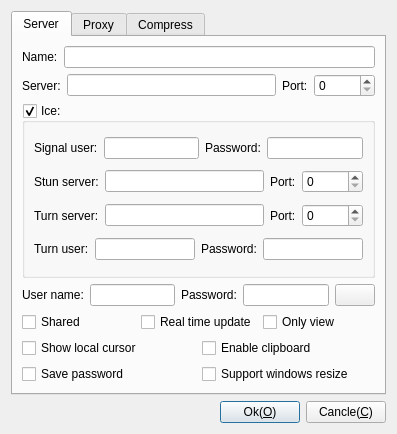
This is Plugins/TigerVnc/Viewer/DlgSettingsTigerVnc.ui in KangLin/RabbitRemoteControl as Qt 5 draws it before an edit. The edited form follows.
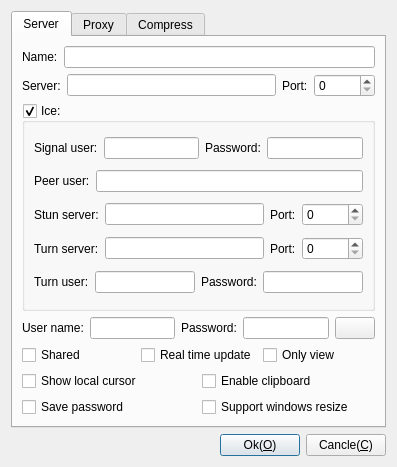
This is the edited form. Icons and pictures are not drawn.

What changed in the file:
```diff
--- a/Plugins/TigerVnc/Viewer/DlgSettingsTigerVnc.ui
+++ b/Plugins/TigerVnc/Viewer/DlgSettingsTigerVnc.ui
@@ -7,7 +7,7 @@
     <x>0</x>
     <y>0</y>
     <width>397</width>
-    <height>434</height>
+    <height>467</height>
    </rect>
   </property>
   <property name="windowTitle">
@@ -240,6 +240,20 @@
          </property>
          <layout class="QGridLayout" name="gridLayout_8">
           <item row="1" column="0">
+           <layout class="QHBoxLayout" name="horizontalLayout_14">
+            <item>
+             <widget class="QLabel" name="label">
+              <property name="text">
+               <string>Peer user:</string>
+              </property>
+             </widget>
+            </item>
+            <item>
+             <widget class="QLineEdit" name="lePeerUser"/>
+            </item>
+           </layout>
+          </item>
+          <item row="2" column="0">
            <layout class="QHBoxLayout" name="horizontalLayout_2">
             <item>
              <widget class="QLabel" name="label_12">
@@ -267,7 +281,7 @@
             </item>
            </layout>
           </item>
-          <item row="2" column="0">
+          <item row="3" column="0">
            <layout class="QGridLayout" name="gridLayout_5">
             <item row="0" column="0">
              <widget class="QLabel" name="label_14">
@@ -295,7 +309,7 @@
             </item>
            </layout>
           </item>
-          <item row="3" column="0">
+          <item row="4" column="0">
            <layout class="QHBoxLayout" name="horizontalLayout_12">
             <item>
              <widget class="QLabel" name="label_16">
```
Left out of the diff: 48 changed lines with no effect on the pictures.
